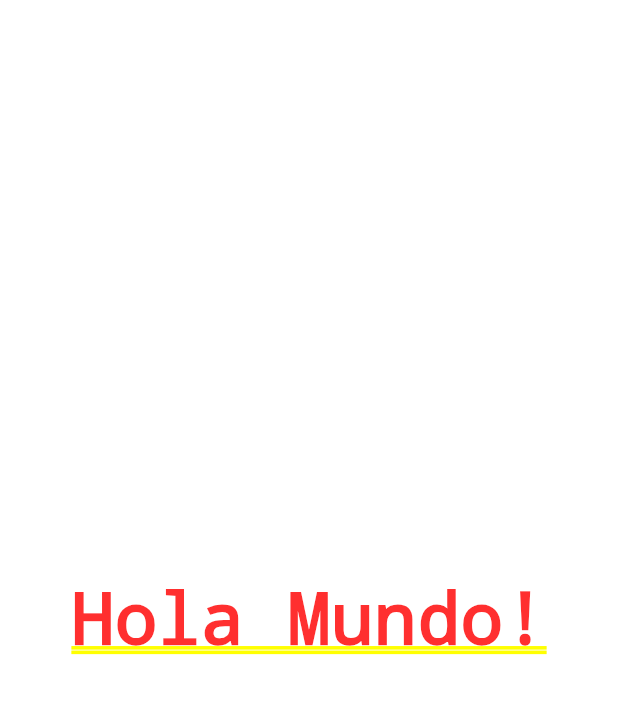
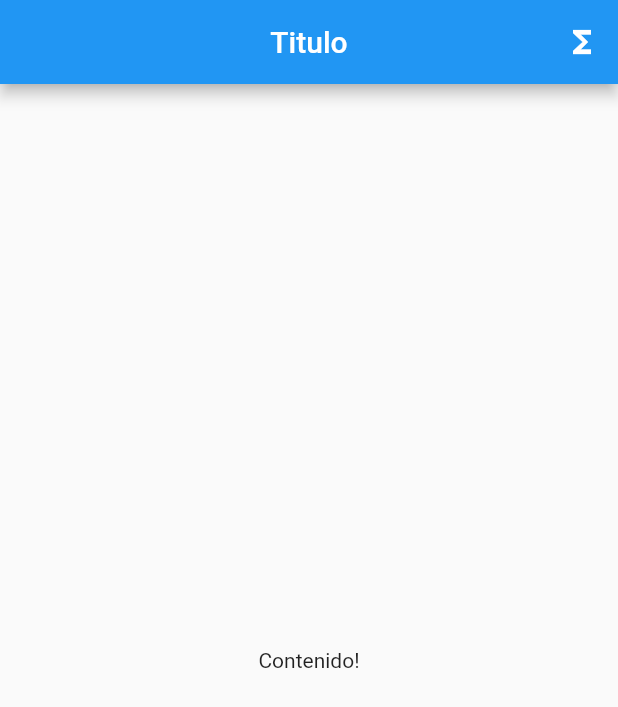
Before and after one commit to lskywolfll/Flutter_Contador, a Flutter app: the screen it shows after launch, on a phone screen of 412 x 824 dp. Shown: the top 707 px of the screen. Run offline on Flutter 3.47's test engine with Material 2 defaults, Android fonts, the phone set to English and light mode, and no system bars.

Commit message:
se agrega un iconito en eÃl appBar y tambien se agrega una estructura de paginas

```diff
--- a/lib/src/app.dart
+++ b/lib/src/app.dart
@@ -1,13 +1,12 @@
 import 'package:flutter/material.dart';
+import 'package:flutter_vscode/src/pages/home_page.dart';
 
 // Cada widget necesita un build para poder pintar en pantalla
 class MyApp extends StatelessWidget {
   @override
   Widget build(BuildContext context) {
     return MaterialApp(
-      home: Center(
-        child: Text('Hola Mundo!'),
-      ),
+      home: HomePage(),
     );
   }
 }
--- /dev/null
+++ b/lib/src/pages/home_page.dart
@@ -0,0 +1,21 @@
+import 'package:flutter/material.dart';
+
+class HomePage extends StatelessWidget {
+  @override
+  Widget build(BuildContext context) {
+    return Scaffold(
+      appBar: AppBar(
+        title: Text('Titulo'),
+        centerTitle: true,
+        // Agrega como una oscuridad
+        elevation: 4,
+        actions: <Widget>[
+          IconButton(icon: Icon(Icons.functions), onPressed: () {})
+        ],
+      ),
+      body: Center(
+        child: Text('Contenido!'),
+      ),
+    );
+  }
+}
```
